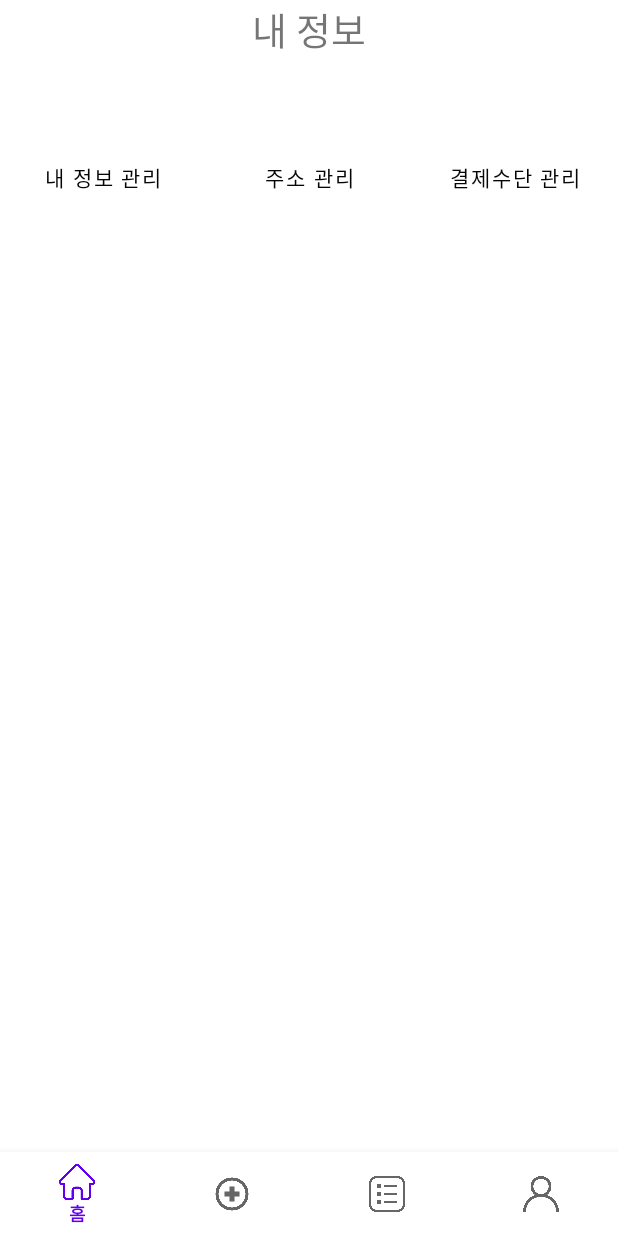
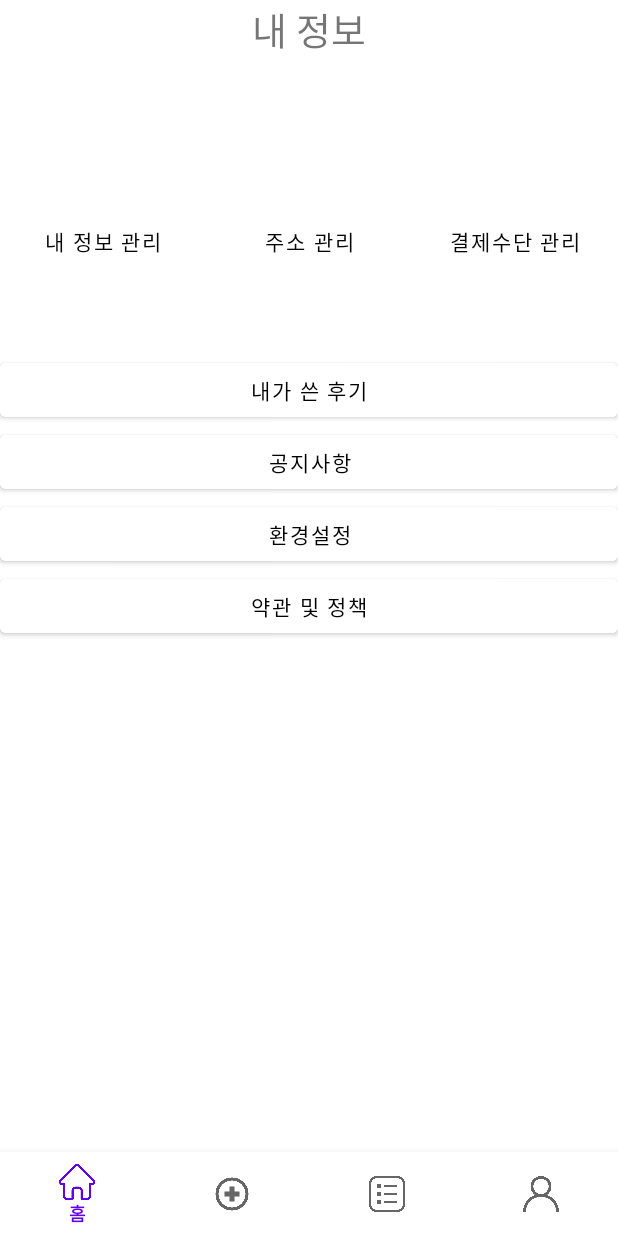
Before and after one commit to byeongjun98/Happy-Pet, an Android app: the fragment FragmentUser placed in its activity, on a phone screen of 412 x 824 dp. Run offline under Robolectric (Android 15) with nearby library versions, the light colour scheme and no system bars.

Commit message:
내 정보 탭 23.02.21 23:56

```diff
--- a/app/build.gradle
+++ b/app/build.gradle
@@ -33,6 +33,7 @@ dependencies {
     implementation 'androidx.appcompat:appcompat:1.5.1'
     implementation 'com.google.android.material:material:1.7.0'
     implementation 'androidx.constraintlayout:constraintlayout:2.1.4'
+    implementation 'androidx.gridlayout:gridlayout:1.0.0'
     testImplementation 'junit:junit:4.13.2'
     androidTestImplementation 'androidx.test.ext:junit:1.1.4'
     androidTestImplementation 'androidx.test.espresso:espresso-core:3.5.0'
--- a/app/src/main/java/com/example/happypet/FragmentUser.java
+++ b/app/src/main/java/com/example/happypet/FragmentUser.java
@@ -1,9 +1,11 @@
 package com.example.happypet;
 
+import android.content.Intent;
 import android.os.Bundle;
 import android.view.LayoutInflater;
 import android.view.View;
 import android.view.ViewGroup;
+import android.widget.Button;
 
 import androidx.annotation.NonNull;
 import androidx.annotation.Nullable;
--- a/app/src/main/res/layout/fragment_user.xml
+++ b/app/src/main/res/layout/fragment_user.xml
@@ -9,8 +9,7 @@
 
     <LinearLayout
         android:layout_width="match_parent"
-        android:layout_height="match_parent"
-        android:layout_weight="1"
+        android:layout_height="wrap_content"
         android:orientation="vertical">
 
         <TextView
@@ -62,7 +61,46 @@
                 android:textColor="#050505"
                 />
 
+
         </LinearLayout>
+
+
+
+    </LinearLayout>
+    <LinearLayout android:orientation="vertical"
+        android:layout_width="match_parent"
+        android:layout_height="wrap_content"
+
+        >
+        <Button
+            android:layout_width="match_parent"
+            android:layout_height="wrap_content"
+            android:text="내가 쓴 후기"
+            android:backgroundTint="#FFFFFF"
+            android:textColor="@color/black"
+            />
+        <Button
+            android:layout_width="match_parent"
+            android:layout_height="wrap_content"
+            android:text="공지사항"
+            android:backgroundTint="#FFFFFF"
+            android:textColor="@color/black"
+            />
+        <Button
+            android:layout_width="match_parent"
+            android:layout_height="wrap_content"
+            android:text="환경설정"
+            android:backgroundTint="#FFFFFF"
+            android:textColor="@color/black"
+            />
+        <Button
+            android:layout_width="match_parent"
+            android:layout_height="wrap_content"
+            android:text="약관 및 정책"
+            android:backgroundTint="#FFFFFF"
+            android:textColor="@color/black"
+            />
+
 
     </LinearLayout>
 </LinearLayout>
```
